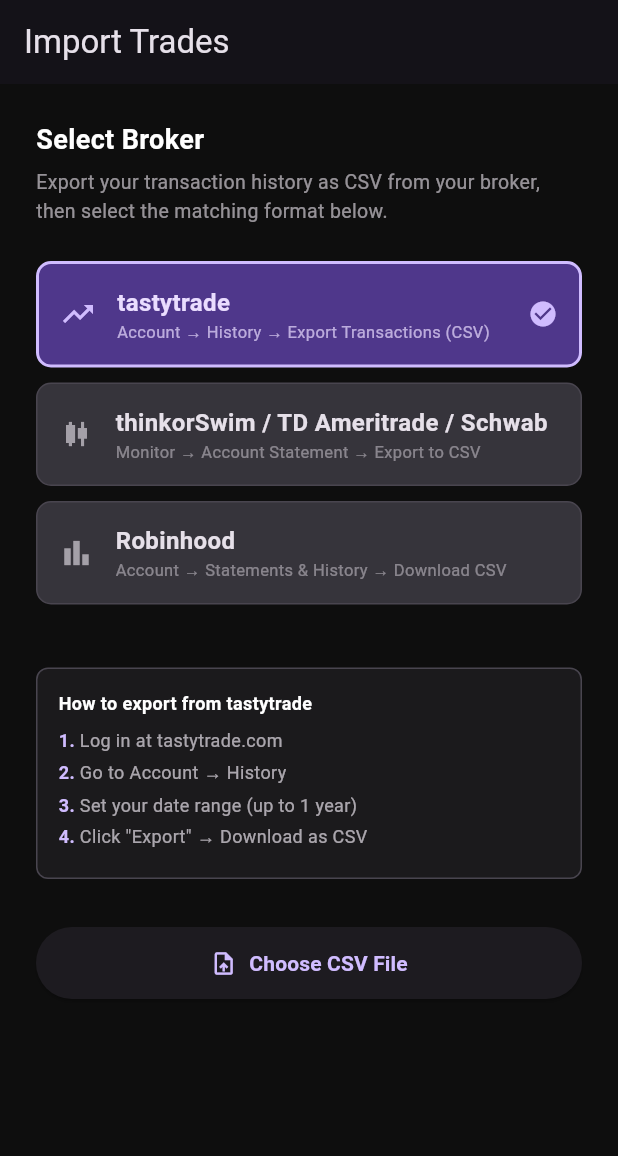
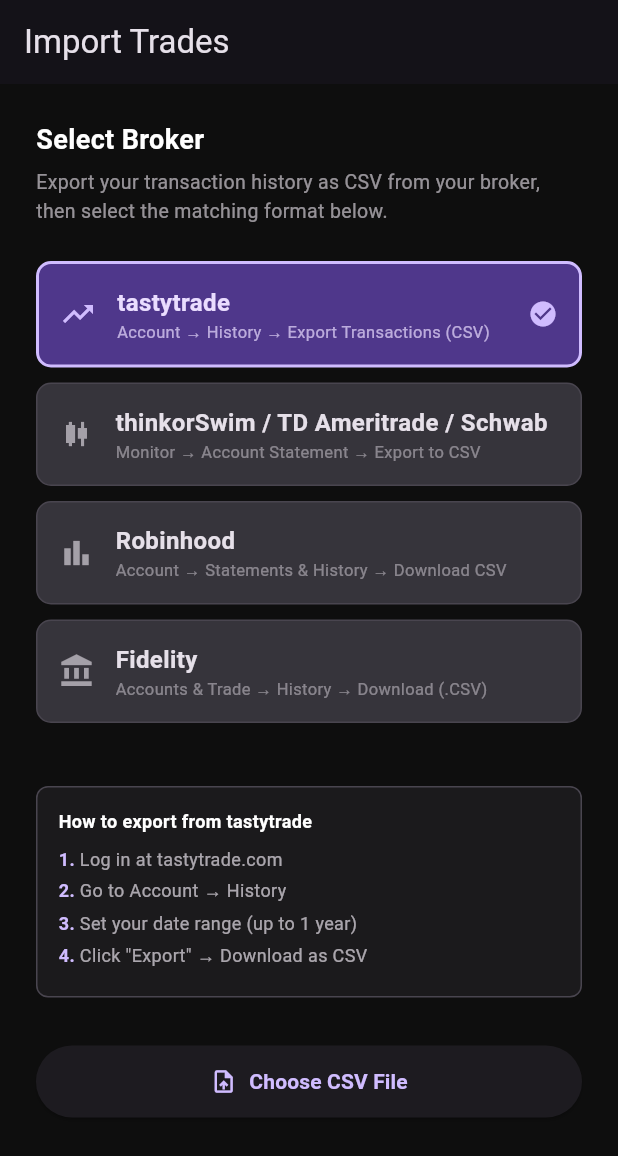
Before and after one commit to tbmobb813/RiskForm, a Flutter app: the ImportScreen screen opened by its route, on a phone screen of 412 x 824 dp. Shown: the top 1156 px of the screen. Run offline on Flutter 3.47's test engine with Material 3 defaults, Android fonts, the phone set to English and light mode, and no system bars; our stand-ins replace cloud_firestore, cloud_functions, csv, equatable, file_picker, firebase_auth and 5 more; accounts and stored records are empty.

Commit message:
feat: Add Fidelity broker CSV import
Fidelity uses a distinct CSV format from the other three brokers:
5-line preamble before headers, dash-prefixed option symbols
(-AAPL240119C150 vs OCC standard), concatenated action strings
(YOU SOLD OPENING TRANSACTION), and MM/DD/YYYY dates.

- ImportBroker enum: added fidelity value
- csv_parsers.dart:
  · _FidelitySymbol class + _parseFidelitySymbol(): regex extracts
    underlying/expiry/type/strike from -TICKER[YYMMDD][C|P][STRIKE]
    format; handles decimal strikes (e.g. -AAPL240119C147.5)
  · parseFidelity(): skips preamble by scanning for "Run Date" header;
    maps column-header-driven rows; calls _parseFidelityAction() for
    the concatenated action strings
  · _parseFidelityAction(): handles all 6 Fidelity action patterns
    (BOUGHT/SOLD × OPENING/CLOSING + plain equity BUY/SELL)
- import_notifier.dart: added fidelity to parser switch and
  displayName extension
- import_screen.dart: added fidelity to all 4 switches (_icon,
  _name, _hint, _steps); replaced brittle ternary title in
  _ExportInstructions with a proper switch expression

Co-Authored-By: Claude Sonnet 4.6 <noreply@anthropic.com>

```diff
--- a/lib/models/imported_trade.dart
+++ b/lib/models/imported_trade.dart
@@ -1,4 +1,4 @@
-enum ImportBroker { tastytrade, thinkorswim, robinhood }
+enum ImportBroker { tastytrade, thinkorswim, robinhood, fidelity }
 
 enum TradeAction {
   buyToOpen,
--- a/lib/screens/import/import_screen.dart
+++ b/lib/screens/import/import_screen.dart
@@ -128,18 +128,21 @@ class _BrokerCard extends StatelessWidget {
     ImportBroker.tastytrade => Icons.trending_up,
     ImportBroker.thinkorswim => Icons.candlestick_chart,
     ImportBroker.robinhood => Icons.bar_chart,
+    ImportBroker.fidelity => Icons.account_balance,
   };
 
   String get _name => switch (broker) {
     ImportBroker.tastytrade => 'tastytrade',
     ImportBroker.thinkorswim => 'thinkorSwim / TD Ameritrade / Schwab',
     ImportBroker.robinhood => 'Robinhood',
+    ImportBroker.fidelity => 'Fidelity',
   };
 
   String get _hint => switch (broker) {
     ImportBroker.tastytrade => 'Account → History → Export Transactions (CSV)',
     ImportBroker.thinkorswim => 'Monitor → Account Statement → Export to CSV',
     ImportBroker.robinhood => 'Account → Statements & History → Download CSV',
+    ImportBroker.fidelity => 'Accounts & Trade → History → Download (.CSV)',
   };
 
   @override
@@ -220,6 +223,12 @@ class _ExportInstructions extends StatelessWidget {
       'Click "Download" next to any period',
       'Open the downloaded CSV',
     ],
+    ImportBroker.fidelity => [
+      'Log in at fidelity.com',
+      'Go to Accounts & Trade → History',
+      'Select your account and date range',
+      'Click "Download" and choose CSV (.CSV) format',
+    ],
   };
 
   @override
@@ -236,11 +245,12 @@ class _ExportInstructions extends StatelessWidget {
         crossAxisAlignment: CrossAxisAlignment.start,
         children: [
           Text(
-            'How to export from ${broker == ImportBroker.tastytrade
-                ? 'tastytrade'
-                : broker == ImportBroker.thinkorswim
-                ? 'thinkorSwim'
-                : 'Robinhood'}',
+            'How to export from ${switch (broker) {
+              ImportBroker.tastytrade => 'tastytrade',
+              ImportBroker.thinkorswim => 'thinkorSwim',
+              ImportBroker.robinhood => 'Robinhood',
+              ImportBroker.fidelity => 'Fidelity',
+            }}',
             style: const TextStyle(fontSize: 12, fontWeight: FontWeight.w600),
           ),
           const SizedBox(height: 8),
--- a/lib/state/import_notifier.dart
+++ b/lib/state/import_notifier.dart
@@ -104,6 +104,7 @@ class ImportNotifier extends Notifier<ImportState> {
         ImportBroker.tastytrade => parseTastytrade(csvContent),
         ImportBroker.thinkorswim => parseThinkorswim(csvContent),
         ImportBroker.robinhood => parseRobinhood(csvContent),
+        ImportBroker.fidelity => parseFidelity(csvContent),
       };
     } catch (e) {
       state = state.copyWith(
@@ -168,6 +169,7 @@ extension on ImportBroker {
     ImportBroker.tastytrade => 'tastytrade',
     ImportBroker.thinkorswim => 'thinkorSwim',
     ImportBroker.robinhood => 'Robinhood',
+    ImportBroker.fidelity => 'Fidelity',
   };
 }
 
```
Also changed, not shown: lib/services/import/csv_parsers.dart (+160 -0 lines).
